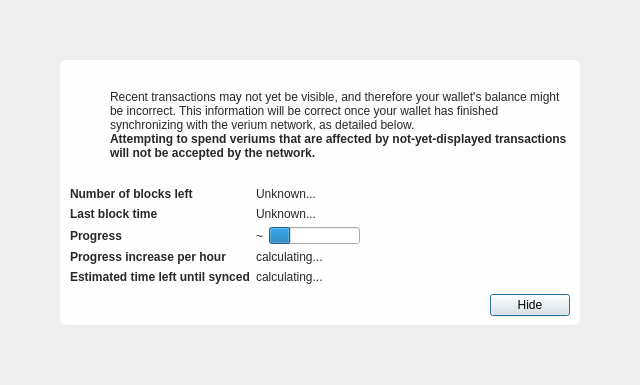
This is src/qt/forms/modaloverlay.ui in VeriConomy/vericoin as Qt 5 draws it before an edit. The edited form follows.
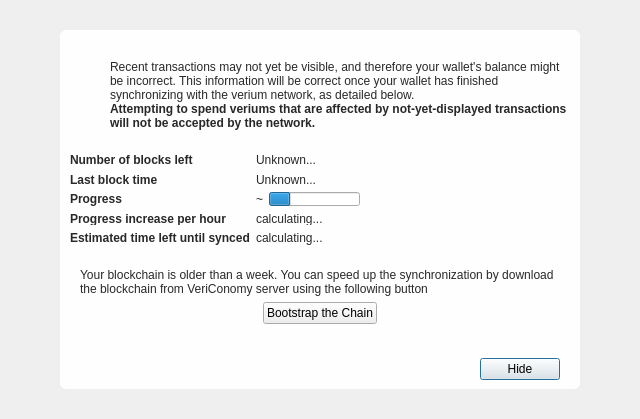
This is the edited form. Icons and pictures are not drawn. Custom widgets are drawn as their Qt base class.

Commit message: Fix Coinbase time #138, check version on start #141, bootstrap on modal #142

What changed in the file:
```diff
--- a/src/qt/forms/modaloverlay.ui
+++ b/src/qt/forms/modaloverlay.ui
@@ -7,7 +7,7 @@
     <x>0</x>
     <y>0</y>
     <width>640</width>
-    <height>385</height>
+    <height>419</height>
    </rect>
   </property>
   <property name="windowTitle">
@@ -36,13 +36,13 @@
        <number>60</number>
       </property>
       <property name="topMargin">
-       <number>60</number>
+       <number>30</number>
       </property>
       <property name="rightMargin">
        <number>60</number>
       </property>
       <property name="bottomMargin">
-       <number>60</number>
+       <number>30</number>
       </property>
       <item>
        <widget class="QWidget" name="contentWidget" native="true">
@@ -51,7 +51,7 @@
 
 QLabel { color: rgb(40,40,40);  }</string>
         </property>
-        <layout class="QVBoxLayout" name="verticalLayoutSub" stretch="1,0,0,0">
+        <layout class="QVBoxLayout" name="verticalLayoutSub" stretch="1,0,0,0,0">
          <property name="spacing">
           <number>0</number>
          </property>
@@ -324,14 +324,133 @@
          </item>
          <item>
           <layout class="QHBoxLayout" name="horizontalLayoutButtons">
+           <property name="spacing">
+            <number>0</number>
+           </property>
            <property name="leftMargin">
+            <number>0</number>
+           </property>
+           <property name="topMargin">
+            <number>0</number>
+           </property>
+           <property name="rightMargin">
+            <number>0</number>
+           </property>
+           <item>
+            <widget class="QWidget" name="bootstrapModal" native="true">
+             <property name="enabled">
+              <bool>true</bool>
+             </property>
+             <layout class="QVBoxLayout" name="verticalLayout_3">
+              <property name="leftMargin">
+               <number>10</number>
+              </property>
+              <property name="topMargin">
+               <number>10</number>
+              </property>
+              <property name="rightMargin">
+               <number>10</number>
+              </property>
+              <property name="bottomMargin">
+               <number>10</number>
+              </property>
+              <item>
+               <spacer name="verticalSpacer">
+                <property name="orientation">
+                 <enum>Qt::Vertical</enum>
+                </property>
+                <property name="sizeHint" stdset="0">
+                 <size>
+                  <width>20</width>
+                  <height>40</height>
+                 </size>
+                </property>
+               </spacer>
+              </item>
+              <item>
+               <widget class="QLabel" name="label">
+                <property name="text">
+                 <string>Your blockchain is older than a week. You can speed up the synchronization by download the blockchain from VeriConomy server using the following button</string>
+                </property>
+                <property name="scaledContents">
+                 <bool>true</bool>
+                </property>
+                <property name="wordWrap">
+                 <bool>true</bool>
+                </property>
+               </widget>
+              </item>
+              <item>
+               <layout class="QHBoxLayout" name="horizontalLayout_3">
+                <item>
+                 <spacer name="horizontalSpacer">
+                  <property name="orientation">
+                   <enum>Qt::Horizontal</enum>
+                  </property>
+                  <property name="sizeHint" stdset="0">
+                   <size>
+                    <width>40</width>
+                    <height>20</height>
+                   </size>
+                  </property>
+                 </spacer>
+                </item>
+                <item>
+                 <widget class="QPushButton" name="bootstrapButton">
+                  <property name="enabled">
+                   <bool>true</bool>
+                  </property>
+                  <property name="text">
+                   <string>Bootstrap the Chain</string>
+                  </property>
+                 </widget>
+                </item>
+                <item>
+                 <spacer name="horizontalSpacer_3">
+                  <property name="orientation">
+                   <enum>Qt::Horizontal</enum>
+                  </property>
+                  <property name="sizeHint" stdset="0">
+                   <size>
+                    <width>40</width>
+                    <height>20</height>
+                   </size>
+                  </property>
+                 </spacer>
+                </item>
+               </layout>
+              </item>
+              <item>
+               <spacer name="verticalSpacer_2">
+                <property name="orientation">
+                 <enum>Qt::Vertical</enum>
+                </property>
+                <property name="sizeHint" stdset="0">
+                 <size>
+                  <width>20</width>
+                  <height>40</height>
+                 </size>
+                </property>
+               </spacer>
+              </item>
+             </layout>
+            </widget>
+           </item>
+          </layout>
+         </item>
+         <item>
+          <layout class="QHBoxLayout" name="horizontalLayout">
+           <property name="leftMargin">
             <number>10</number>
            </property>
            <property name="topMargin">
             <number>10</number>
            </property>
+           <property name="rightMargin">
+            <number>10</number>
+           </property>
            <item>
-            <spacer name="horizontalSpacer">
+            <spacer name="horizontalSpacer_2">
              <property name="orientation">
               <enum>Qt::Horizontal</enum>
              </property>
```
Left out of the diff: 12 changed lines with no effect on the pictures. The commit also changes 7 other files.
